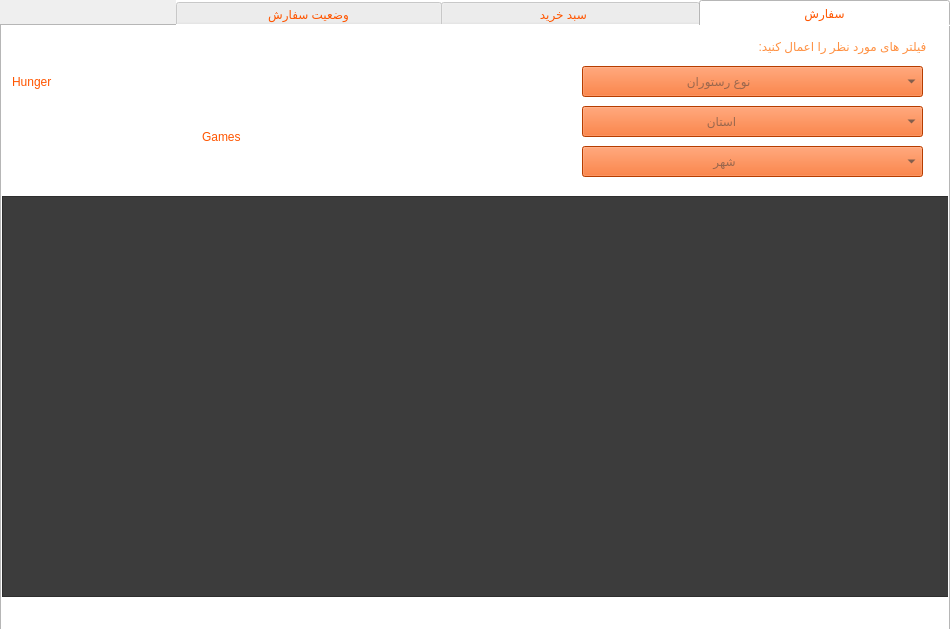
Old version of the form FOOD/customermainpage.ui in the repository pooratho/FOOD.
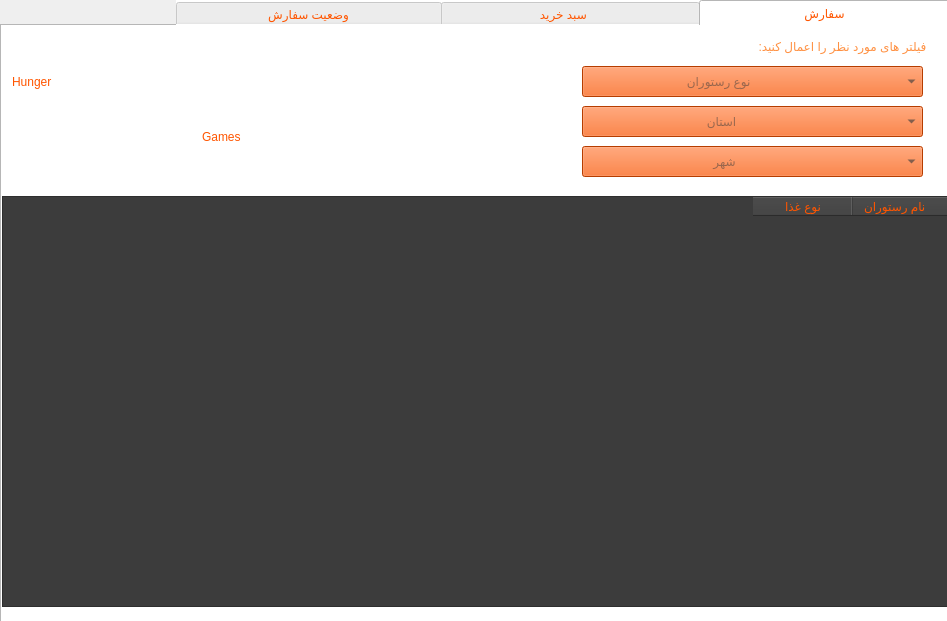
New version of the form. The open tabs and pages were chosen to show the change. Icons and pictures are not drawn.

The edit to the form file:
```diff
--- a/FOOD/customermainpage.ui
+++ b/FOOD/customermainpage.ui
@@ -6,8 +6,8 @@
    <rect>
     <x>0</x>
     <y>0</y>
-    <width>950</width>
-    <height>629</height>
+    <width>947</width>
+    <height>621</height>
    </rect>
   </property>
   <property name="windowTitle">
@@ -32,7 +32,7 @@
 </string>
    </property>
    <property name="currentIndex">
-    <number>1</number>
+    <number>0</number>
    </property>
    <property name="iconSize">
     <size>
@@ -56,19 +56,29 @@
        <height>581</height>
       </rect>
      </property>
-     <widget class="QListWidget" name="listWidget">
+     <widget class="QTableWidget" name="tableWidget">
       <property name="geometry">
        <rect>
         <x>0</x>
         <y>170</y>
         <width>951</width>
-        <height>401</height>
+        <height>411</height>
        </rect>
       </property>
       <property name="styleSheet">
        <string notr="true">background-color: rgb(60, 60, 60);
 border-color: rgb(255, 85, 0);</string>
       </property>
+      <column>
+       <property name="text">
+        <string>نام رستوران     </string>
+       </property>
+      </column>
+      <column>
+       <property name="text">
+        <string>نوع غذا</string>
+       </property>
+      </column>
      </widget>
      <widget class="QLabel" name="label">
       <property name="geometry">
@@ -236,7 +246,7 @@
       </widget>
      </widget>
      <zorder>widget_2</zorder>
-     <zorder>listWidget</zorder>
+     <zorder>tableWidget</zorder>
      <zorder>label</zorder>
      <zorder>comboBox</zorder>
      <zorder>comboBox_2</zorder>
```
